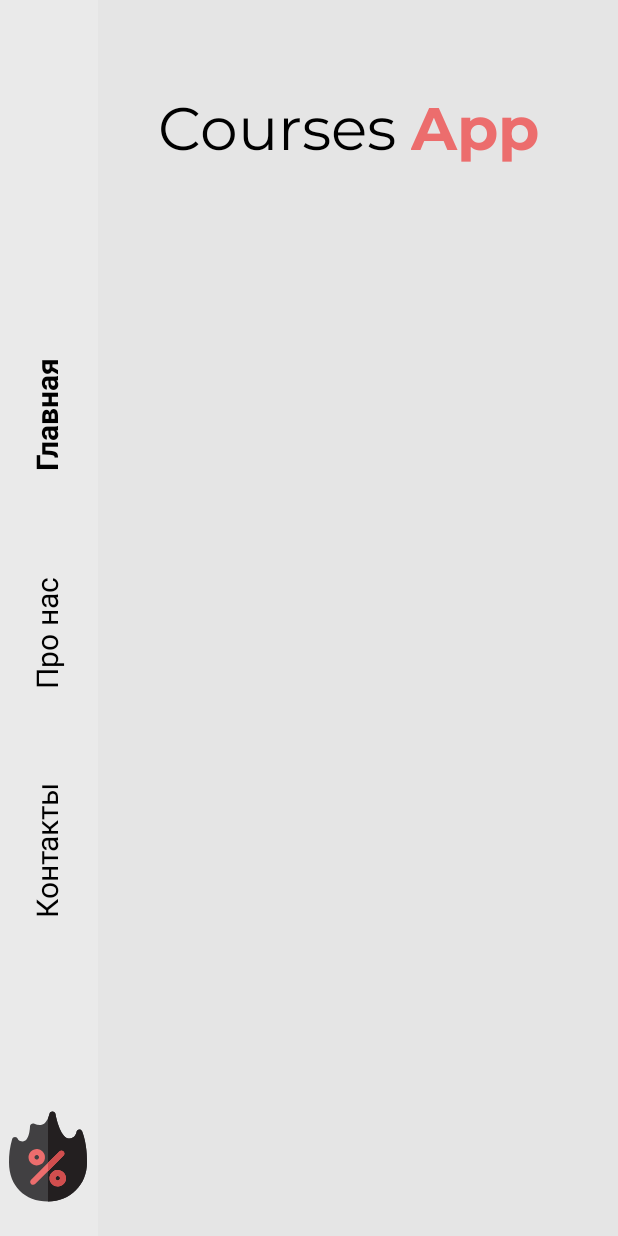
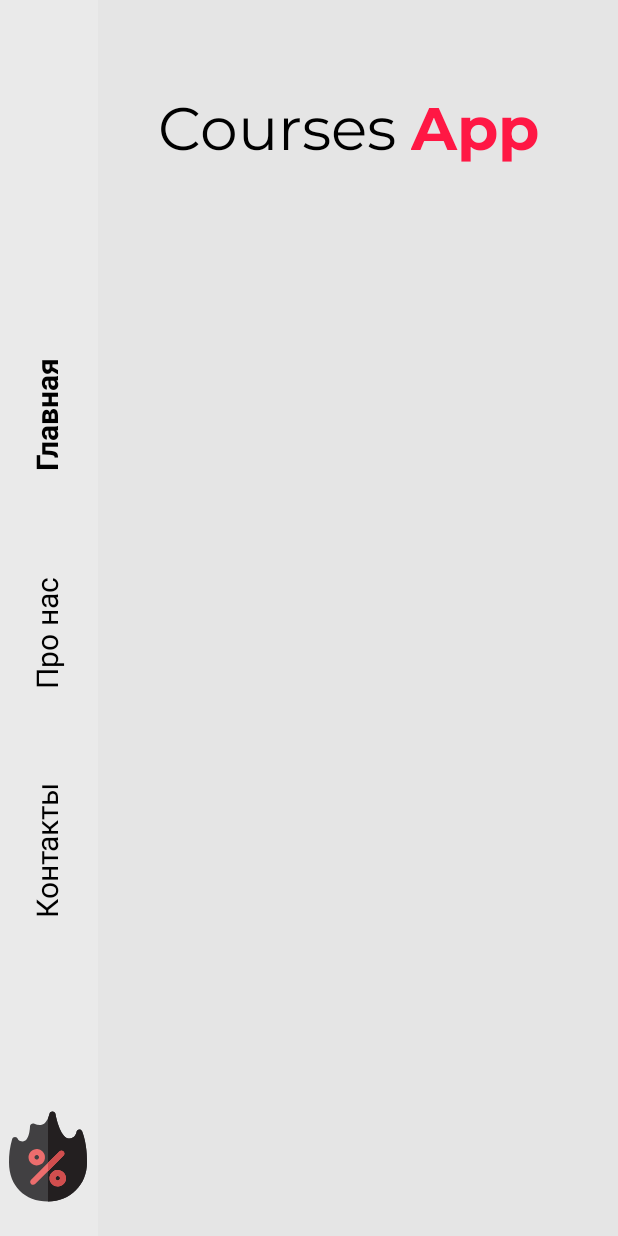
Before and after one commit to SHABAI787/TestProject, an Android app: the screen it shows after launch (MainActivity), on a phone screen of 412 x 824 dp. Run offline under Robolectric (Android 15) with nearby library versions, the phone set to English and light mode, and no system bars.

```diff
--- a/app/src/main/res/layout/activity_main.xml
+++ b/app/src/main/res/layout/activity_main.xml
@@ -93,7 +93,7 @@
         android:layout_marginTop="60dp"
         android:fontFamily="@font/montserrat_bold"
         android:text="@string/logo_of_app_2"
-        android:textColor="@color/name_of_app"
+        android:textColor="#FF1744"
         android:textSize="40sp"
         app:layout_constraintStart_toEndOf="@+id/textView4"
         app:layout_constraintTop_toTopOf="parent" />
```
